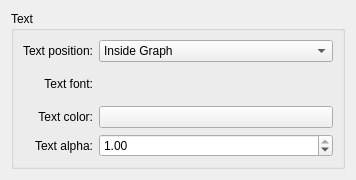
Old version of the form src/effects/showfps/showfps_config.ui in the repository KDE/kwin.
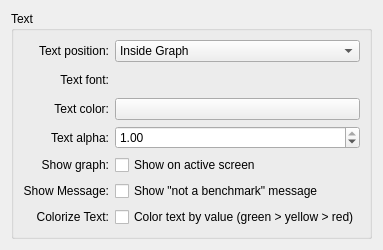
New version of the form. Custom widgets are drawn as their Qt base class.

Commit message:
effects/showfps: add new options
- added option to remove the frametime graph
- added option to remove the "this is a benchmark" message
- location of the fps counter is now on the "active" monitor by default
- removed the hard-limit of 100 for the FPS counter
- added option to color the text based off the FPS value

The edit to the form file:
```diff
--- a/src/effects/showfps/showfps_config.ui
+++ b/src/effects/showfps/showfps_config.ui
@@ -7,7 +7,7 @@
     <x>0</x>
     <y>0</y>
     <width>356</width>
-    <height>180</height>
+    <height>250</height>
    </rect>
   </property>
   <layout class="QVBoxLayout">
@@ -148,6 +148,66 @@
         </property>
        </widget>
       </item>
+      <item row="4" column="0">
+       <widget class="QLabel" name="label_4">
+        <property name="text">
+         <string>Show graph:</string>
+        </property>
+        <property name="alignment">
+         <set>Qt::AlignRight|Qt::AlignTrailing|Qt::AlignVCenter</set>
+        </property>
+        <property name="buddy">
+         <cstring>kcfg_ShowGraph</cstring>
+        </property>
+       </widget>
+      </item>
+      <item row="4" column="1">
+        <widget class="QCheckBox" name="kcfg_ShowGraph">
+        <property name="text">
+            <string>Show on active screen</string>
+        </property>
+        </widget>
+      </item>
+      <item row="5" column="0">
+       <widget class="QLabel" name="label_4">
+        <property name="text">
+         <string>Show Message:</string>
+        </property>
+        <property name="alignment">
+         <set>Qt::AlignRight|Qt::AlignTrailing|Qt::AlignVCenter</set>
+        </property>
+        <property name="buddy">
+         <cstring>kcfg_ShowNoBenchmark</cstring>
+        </property>
+       </widget>
+      </item>
+      <item row="5" column="1">
+        <widget class="QCheckBox" name="kcfg_ShowNoBenchmark">
+        <property name="text">
+            <string>Show "not a benchmark" message</string>
+        </property>
+        </widget>
+      </item>
+      <item row="6" column="0">
+       <widget class="QLabel" name="label_4">
+        <property name="text">
+         <string>Colorize Text:</string>
+        </property>
+        <property name="alignment">
+         <set>Qt::AlignRight|Qt::AlignTrailing|Qt::AlignVCenter</set>
+        </property>
+        <property name="buddy">
+         <cstring>kcfg_ColorizeText</cstring>
+        </property>
+       </widget>
+      </item>
+      <item row="6" column="1">
+        <widget class="QCheckBox" name="kcfg_ColorizeText">
+        <property name="text">
+            <string>Color text by value (green > yellow > red)</string>
+        </property>
+        </widget>
+      </item>
      </layout>
     </widget>
    </item>
```
The commit also changes 6 other files.
